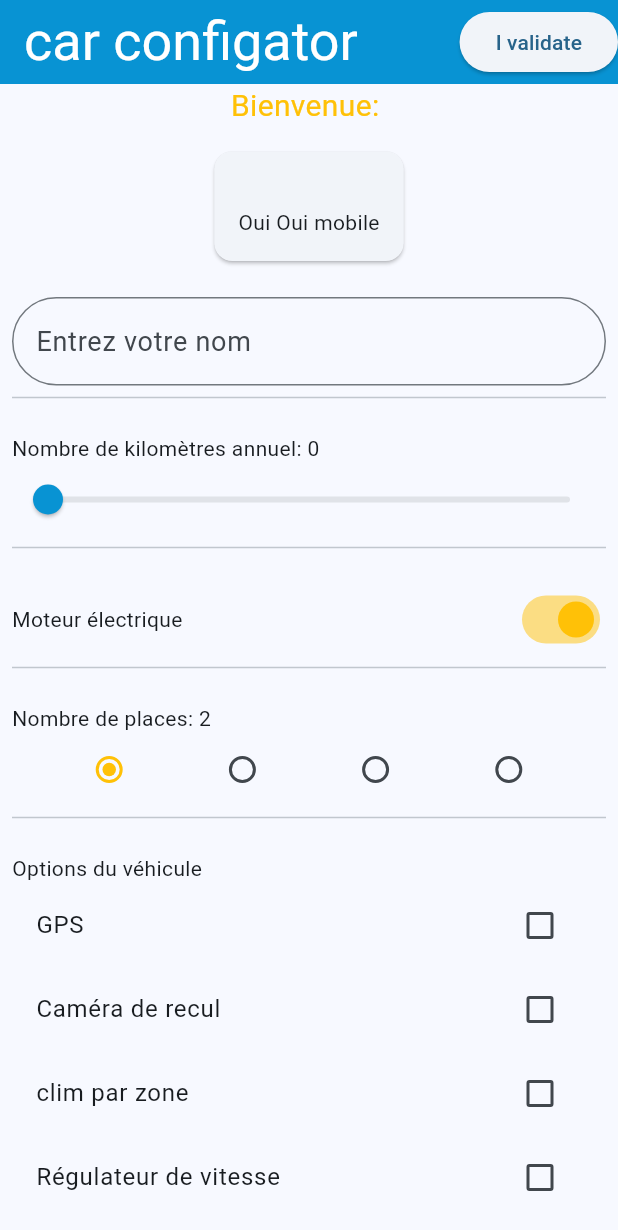
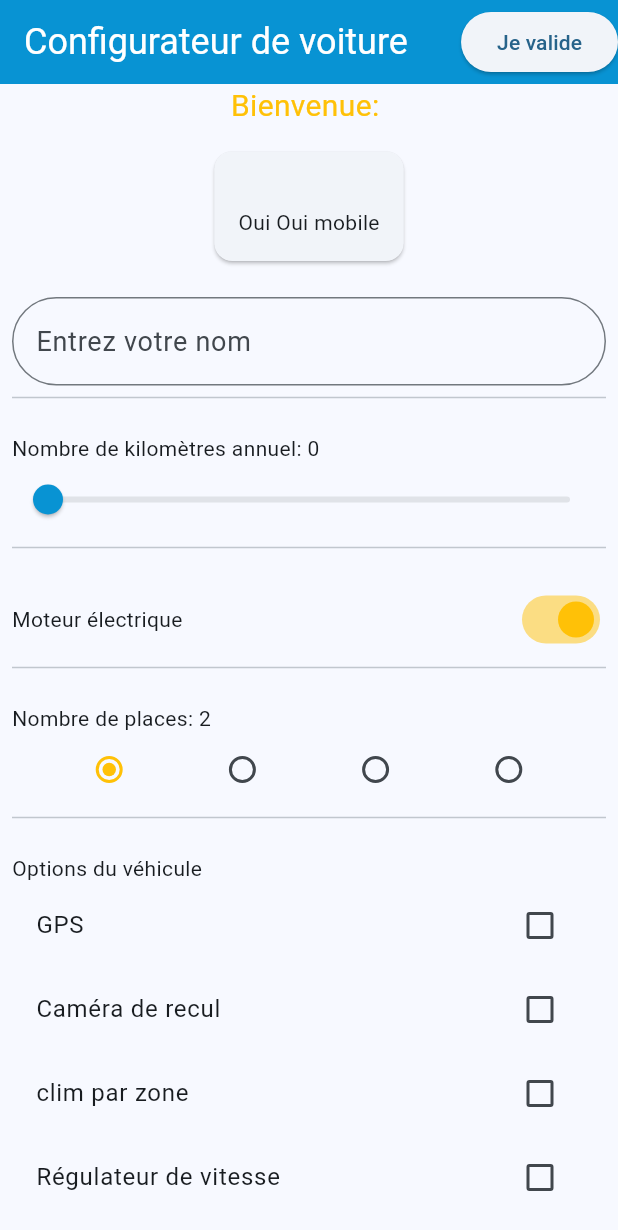
Before and after one commit to KaserekaKighunda/my_ideal_car, a Flutter app: the screen it shows after launch, on a phone screen of 412 x 824 dp. Shown: the top 1230 px of the screen. Run offline on Flutter 3.47's test engine with Material 3 defaults, Android fonts, the light colour scheme and no system bars.

```diff
--- a/lib/car_selector_page.dart
+++ b/lib/car_selector_page.dart
@@ -122,13 +122,13 @@ class _CarSelecorPageState extends State<CarSelectorPage> {
       appBar: AppBar(
         title: Text(
             style: TextStyle(
-                fontSize: 36, color: const Color.fromARGB(255, 255, 255, 255)),
-            "car configator"),
+                fontSize: 24, color: const Color.fromARGB(255, 255, 255, 255)),
+            "Configurateur de voiture"),
         backgroundColor: const Color.fromARGB(255, 8, 147, 211),
         actions: [
           ElevatedButton(
             onPressed: _handleResult,
-            child: Text("I validate"),
+            child: Text("Je valide"),
           )
         ],
       ),
```
